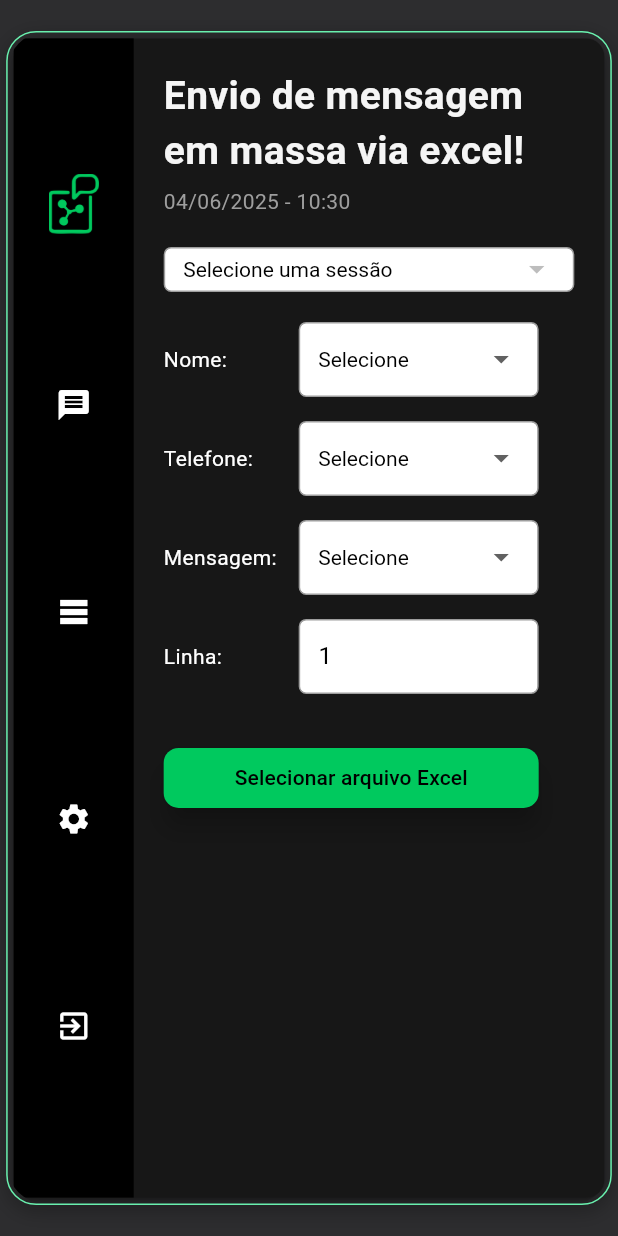
After one commit to Arthuremilio/WpFlow, a Flutter app: the BuckMessageExcel screen opened by its route, on a phone screen of 412 x 824 dp. The commit adds this screen. Run offline on Flutter 3.47's test engine with Material 3 defaults, Android fonts, the light colour scheme and no system bars; our stand-ins replace file_picker; missing offline and left inert: excel.

Commit message:
FEAT: Adição da tela de envio de mensagem em massa por arquivo do excel

```diff
--- /dev/null
+++ b/wpflow/lib/components/excel_import_config.dart
@@ -0,0 +1,135 @@
+import 'package:flutter/material.dart';
+
+class ExcelImportConfigPanel extends StatelessWidget {
+  final List<String> columnOptions;
+  final String? nameColumn;
+  final String? phoneColumn;
+  final String? messageColumn;
+  final int startRow;
+  final Function(String?) onNameChanged;
+  final Function(String?) onPhoneChanged;
+  final Function(String?) onMessageChanged;
+  final Function(String) onStartRowChanged;
+  final VoidCallback onImport;
+
+  const ExcelImportConfigPanel({
+    super.key,
+    required this.columnOptions,
+    required this.nameColumn,
+    required this.phoneColumn,
+    required this.messageColumn,
+    required this.startRow,
+    required this.onNameChanged,
+    required this.onPhoneChanged,
+    required this.onMessageChanged,
+    required this.onStartRowChanged,
+    required this.onImport,
+  });
+
+  Widget _buildDropdown(
+    String label,
+    String? value,
+    Function(String?) onChanged,
+  ) {
+    return Padding(
+      padding: const EdgeInsets.only(bottom: 16),
+      child: Row(
+        children: [
+          SizedBox(
+            width: 80,
+            child: Text('$label:', style: const TextStyle(color: Colors.white)),
+          ),
+          const SizedBox(width: 10),
+          Container(
+            width: 160,
+            padding: const EdgeInsets.symmetric(horizontal: 12),
+            decoration: BoxDecoration(
+              color: Colors.white,
+              border: Border.all(color: Colors.grey),
+              borderRadius: BorderRadius.circular(5),
+            ),
+            child: DropdownButton<String>(
+              isExpanded: true,
+              value: value,
+              dropdownColor: Colors.white,
+              underline: const SizedBox(),
+              hint: const Text(
+                'Selecione',
+                style: TextStyle(color: Colors.black),
+              ),
+              style: const TextStyle(color: Colors.black),
+              items:
+                  columnOptions.map((col) {
+                    return DropdownMenuItem(value: col, child: Text(col));
+                  }).toList(),
+              onChanged: onChanged,
+            ),
+          ),
+        ],
+      ),
+    );
+  }
+
+  Widget _buildRowInput() {
+    return Padding(
+      padding: const EdgeInsets.only(bottom: 16),
+      child: Row(
+        children: [
+          const SizedBox(
+            width: 80,
+            child: Text('Linha:', style: TextStyle(color: Colors.white)),
+          ),
+          const SizedBox(width: 10),
+          Container(
+            width: 160,
+            padding: const EdgeInsets.symmetric(horizontal: 12),
+            decoration: BoxDecoration(
+              color: Colors.white,
+              border: Border.all(color: Colors.grey),
+              borderRadius: BorderRadius.circular(5),
+            ),
+            child: TextField(
+              keyboardType: TextInputType.number,
+              style: const TextStyle(color: Colors.black),
+              decoration: const InputDecoration(
+                border: InputBorder.none,
+                hintText: 'Ex: 2',
+                hintStyle: TextStyle(color: Colors.grey),
+              ),
+              onChanged: onStartRowChanged,
+              controller: TextEditingController(text: startRow.toString()),
+            ),
+          ),
+        ],
+      ),
+    );
+  }
+
+  @override
+  Widget build(BuildContext context) {
+    return Column(
+      crossAxisAlignment: CrossAxisAlignment.start,
+      children: [
+        _buildDropdown("Nome", nameColumn, onNameChanged),
+        _buildDropdown("Telefone", phoneColumn, onPhoneChanged),
+        _buildDropdown("Mensagem", messageColumn, onMessageChanged),
+        _buildRowInput(),
+        const SizedBox(height: 16),
+        SizedBox(
+          width: 250,
+          child: ElevatedButton(
+            onPressed: onImport,
+            style: ElevatedButton.styleFrom(
+              backgroundColor: Theme.of(context).colorScheme.secondary,
+              elevation: 7,
+              shape: RoundedRectangleBorder(
+                borderRadius: BorderRadius.circular(10),
+              ),
+            ),
+            child: const Text("Selecionar arquivo Excel"),
+          ),
+        ),
+      ],
+    );
+  }
+}
--- a/wpflow/lib/components/user_menu.dart
+++ b/wpflow/lib/components/user_menu.dart
@@ -31,6 +31,14 @@ class UserMenu extends StatelessWidget {
             },
           ),
           IconButton(
+            icon: Icon(Icons.table_rows, color: Colors.white),
+            onPressed: () {
+              Navigator.of(
+                context,
+              ).pushReplacementNamed(AppRoutes.BUCK_MESSAGE_EXCEL);
+            },
+          ),
+          IconButton(
             icon: Icon(Icons.settings, color: Colors.white),
             onPressed: () {
               Navigator.of(context).pushReplacementNamed(AppRoutes.SETTINGS);
--- a/wpflow/lib/main.dart
+++ b/wpflow/lib/main.dart
@@ -1,6 +1,7 @@
 import 'package:wpflow/models/home_user.dart';
 import 'package:flutter/material.dart';
 import 'package:wpflow/models/send_message.dart';
+import 'package:wpflow/pages/buck_message_excel.dart';
 import 'models/auth.dart';
 import 'pages/home_principal.dart';
 import 'pages/auth_page.dart';
@@ -52,6 +53,7 @@ class MyApp extends StatelessWidget {
           AppRoutes.FORGOT_PASSWORD: (ctx) => ForgotPasswordPage(),
           AppRoutes.SETTINGS: (ctx) => const SettingsPage(),
           AppRoutes.SIMPLE_MESSAGE: (ctx) => const SimpleMessagePage(),
+          AppRoutes.BUCK_MESSAGE_EXCEL: (ctx) => const BuckMessageExcel(),
         },
       ),
     );
--- /dev/null
+++ b/wpflow/lib/pages/buck_message_excel.dart
@@ -0,0 +1,296 @@
+import 'dart:typed_data';
+import 'package:excel/excel.dart' as ex;
+import 'package:file_picker/file_picker.dart';
+import 'package:flutter/material.dart';
+import 'package:provider/provider.dart';
+import '../components/user_menu.dart';
+import '../components/header.dart';
+import '../components/dropdown_session.dart';
+import '../models/send_message.dart';
+import '../components/excel_import_config.dart';
+
+class BuckMessageExcel extends StatefulWidget {
+  const BuckMessageExcel({super.key});
+
+  @override
+  State<BuckMessageExcel> createState() => _BuckMessageExcelState();
+}
+
+class _BuckMessageExcelState extends State<BuckMessageExcel> {
+  String? selectedSession;
+  String? nameColumn;
+  String? phoneColumn;
+  String? messageColumn;
+  int startRow = 1;
+  List<String> availableColumns = [];
+  List<Map<String, String>> records = [];
+
+  @override
+  void initState() {
+    super.initState();
+    availableColumns = ['A', 'B', 'C'];
+  }
+
+  Future<void> importExcel() async {
+    FilePickerResult? result = await FilePicker.platform.pickFiles(
+      type: FileType.custom,
+      allowedExtensions: ['xlsx'],
+      withData: true,
+    );
+
+    if (result != null && result.files.isNotEmpty) {
+      Uint8List? bytes = result.files.first.bytes;
+      if (bytes == null) return;
+
+      var excel = ex.Excel.decodeBytes(bytes);
+      var sheet = excel.tables[excel.tables.keys.first];
+      if (sheet == null) return;
+
+      int maxCols = 3;
+      for (var row in sheet.rows) {
+        if (row.length > maxCols) {
+          maxCols = row.length;
+        }
+      }
+
+      setState(() {
+        availableColumns = List.generate(
+          maxCols,
+          (index) => String.fromCharCode(65 + index),
+        );
+      });
+
+      records.clear();
+      for (var row in sheet.rows.skip(startRow - 1)) {
+        Map<String, String> record = {};
+        for (int i = 0; i < maxCols; i++) {
+          String columnLetter = String.fromCharCode(65 + i);
+          record[columnLetter] =
+              i < row.length && row[i] != null ? row[i]!.value.toString() : '';
+        }
+        record['Status'] = 'Pendente';
+        records.add(record);
+      }
+
+      setState(() {});
+    }
+  }
+
+  Widget columnDropdown(
+    String label,
+    String? value,
+    Function(String?) onChanged,
+  ) {
+    return Padding(
+      padding: const EdgeInsets.only(bottom: 16),
+      child: Row(
+        children: [
+          SizedBox(
+            width: 80,
+            child: Text('$label:', style: const TextStyle(color: Colors.white)),
+          ),
+          const SizedBox(width: 10),
+          Container(
+            width: 160,
+            padding: const EdgeInsets.symmetric(horizontal: 12),
+            decoration: BoxDecoration(
+              color: Colors.white,
+              borderRadius: BorderRadius.circular(5),
+              border: Border.all(color: Colors.grey),
+            ),
+            child: DropdownButton<String>(
+              isExpanded: true,
+              value: value,
+              dropdownColor: Colors.white,
+              underline: const SizedBox(),
+              hint: const Text(
+                "Selecione",
+                style: TextStyle(color: Colors.black),
+              ),
+              style: const TextStyle(color: Colors.black),
+              items:
+                  availableColumns.map((col) {
+                    return DropdownMenuItem(value: col, child: Text(col));
+                  }).toList(),
+              onChanged: onChanged,
+            ),
+          ),
+        ],
+      ),
+    );
+  }
+
+  Widget rowInput() {
+    return Padding(
+      padding: const EdgeInsets.only(bottom: 16),
+      child: Row(
+        children: [
+          const SizedBox(
+            width: 80,
+            child: Text('Linha:', style: TextStyle(color: Colors.white)),
+          ),
+          const SizedBox(width: 10),
+          Container(
+            width: 160,
+            padding: const EdgeInsets.symmetric(horizontal: 12),
+            decoration: BoxDecoration(
+              color: Colors.white,
+              borderRadius: BorderRadius.circular(5),
+              border: Border.all(color: Colors.grey),
+            ),
+            child: TextField(
+              keyboardType: TextInputType.number,
+              style: const TextStyle(color: Colors.black),
+              decoration: const InputDecoration(
+                border: InputBorder.none,
+                hintText: 'Ex: 2',
+                hintStyle: TextStyle(color: Colors.grey),
+              ),
+              onChanged: (value) {
+                final parsed = int.tryParse(value);
+                if (parsed != null && parsed >= 1) {
+                  setState(() {
+                    startRow = parsed;
+                  });
+                }
+              },
+            ),
+          ),
+        ],
+      ),
+    );
+  }
+
+  @override
+  Widget build(BuildContext context) {
+    final deviceSize = MediaQuery.of(context).size;
+    final provider = Provider.of<SendMessageProvider>(context);
+
+    return Scaffold(
+      backgroundColor: const Color(0xFF2D2D2F),
+      body: Center(
+        child: Container(
+          width: deviceSize.width * 0.98,
+          height: deviceSize.height * 0.95,
+          decoration: BoxDecoration(
+            borderRadius: BorderRadius.circular(20),
+            border: Border.all(color: Colors.greenAccent, width: 1),
+            boxShadow: const [
+              BoxShadow(
+                color: Colors.black26,
+                blurRadius: 10,
+                offset: Offset(0, 4),
+              ),
+            ],
+          ),
+          child: ClipRRect(
+            borderRadius: BorderRadius.circular(25),
+            child: Card(
+              child: Row(
+                children: [
+                  const UserMenu(),
+                  Expanded(
+                    child: Padding(
+                      padding: const EdgeInsets.all(20.0),
+                      child: ListView(
+                        children: [
+                          const Header(
+                            titulo: 'Envio de mensagem em massa via excel!',
+                          ),
+                          const SizedBox(height: 20),
+                          SizedBox(
+                            height: 30,
+                            child: DropdownSession(
+                              items: provider.sessionLabels,
+                              selectedValue: selectedSession,
+                              onChanged:
+                                  (value) =>
+                                      setState(() => selectedSession = value),
+                            ),
+                          ),
+                          const SizedBox(height: 20),
+                          Center(
+                            child: Row(
+                              children: [
+                                Container(
+                                  child: Column(
+                                    crossAxisAlignment:
+                                        CrossAxisAlignment.start,
+                                    children: [
+                                      ExcelImportConfigPanel(
+                                        columnOptions: availableColumns,
+                                        nameColumn: nameColumn,
+                                        phoneColumn: phoneColumn,
+                                        messageColumn: messageColumn,
+                                        startRow: startRow,
+                                        onNameChanged:
+                                            (val) => setState(
+                                              () => nameColumn = val,
+                                            ),
+                                        onPhoneChanged:
+                                            (val) => setState(
+                                              () => phoneColumn = val,
+                                            ),
+                                        onMessageChanged:
+                                            (val) => setState(
+                                              () => messageColumn = val,
+                                            ),
+                                        onStartRowChanged: (val) {
+                                          final parsed = int.tryParse(val);
+                                          if (parsed != null && parsed >= 1) {
+                                            setState(() => startRow = parsed);
+                                          }
+                                        },
+                                        onImport: importExcel,
+                                      ),
+                                    ],
+                                  ),
+                                ),
+                                if (records.isNotEmpty)
+                                  SizedBox(
+                                    height: 400,
+                                    child: ListView.builder(
+                                      itemCount: records.length,
+                                      itemBuilder: (context, index) {
+                                        final rec = records[index];
+                                        return ListTile(
+                                          title: Text(
+                                            'Nome: ${rec[nameColumn ?? 'A']}, Telefone: ${rec[phoneColumn ?? 'B']}, Msg: ${rec[messageColumn ?? 'C']}',
+                                            style: const TextStyle(
+                                              color: Color.fromARGB(
+                                                255,
+                                                21,
+                                                19,
+                                                19,
+                                              ),
+                                            ),
+                                          ),
+                                          trailing: Text(
+                                            rec['Status'] ?? '',
+                                            style: TextStyle(
+                                              color:
+                                                  rec['Status'] == 'Enviado'
+                                                      ? Colors.green
+                                                      : Colors.orange,
+                                            ),
+                                          ),
+                                        );
+                                      },
+                                    ),
+                                  ),
+                              ],
+                            ),
+                          ),
+                        ],
+                      ),
+                    ),
+                  ),
+                ],
+              ),
+            ),
+          ),
+        ),
+      ),
+    );
+  }
+}
--- a/wpflow/lib/utils/app-routes.dart
+++ b/wpflow/lib/utils/app-routes.dart
@@ -5,4 +5,5 @@ class AppRoutes {
   static const FORGOT_PASSWORD = '/forgotPassword';
   static const SETTINGS = '/settings';
   static const SIMPLE_MESSAGE = '/simpleMessage';
+  static const BUCK_MESSAGE_EXCEL = '/buckMessage';
 }
--- a/wpflow/pubspec.yaml
+++ b/wpflow/pubspec.yaml
@@ -35,6 +35,7 @@ dependencies:
   http: ^1.2.2
   intl: ^0.18.1
   file_picker: ^10.1.9
+  excel: ^4.0.6
 
   # The following adds the Cupertino Icons font to your application.
   # Use with the CupertinoIcons class for iOS style icons.
```
Also changed, not shown: wpflow/lib/models/send_buck_message_excel.dart (added, +56 -0 lines), wpflow/pubspec.lock.
